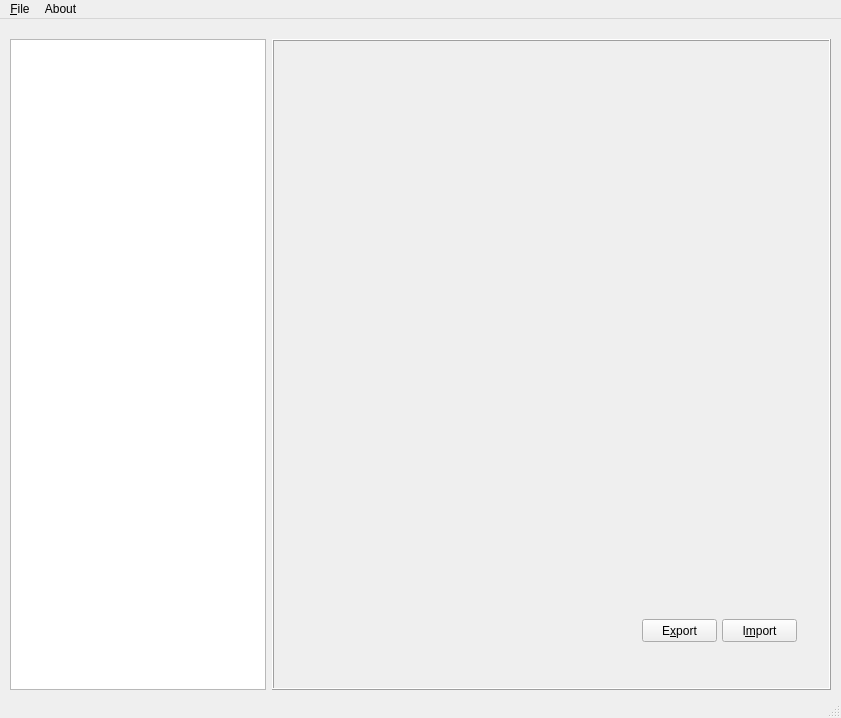
Before: the Qt Designer form lib/RB2_characterEditor_design.ui in adsl14/vram-explorer, drawn with Qt 5.
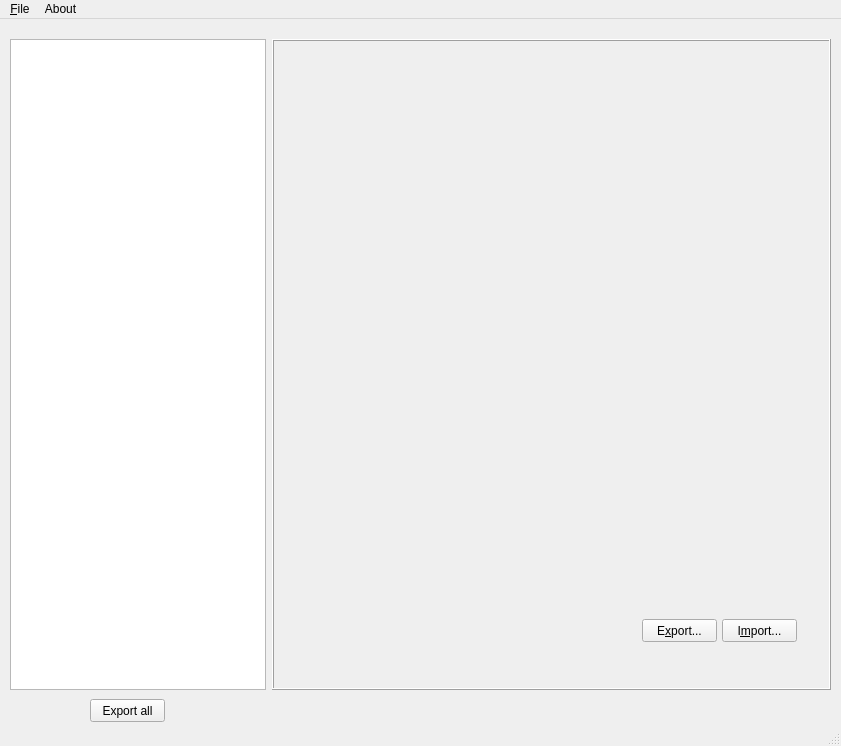
After: the same form once the commit is applied.

Commit message: fixed a bug when updating the spr file. Also, added a 'Export all' button

The edit to the form file:
```diff
--- a/lib/RB2_characterEditor_design.ui
+++ b/lib/RB2_characterEditor_design.ui
@@ -7,7 +7,7 @@
     <x>0</x>
     <y>0</y>
     <width>841</width>
-    <height>718</height>
+    <height>746</height>
    </rect>
   </property>
   <property name="sizePolicy">
@@ -83,7 +83,7 @@
          </rect>
         </property>
         <property name="text">
-         <string>E&amp;xport</string>
+         <string>E&amp;xport...</string>
         </property>
        </widget>
        <widget class="QPushButton" name="importButton">
@@ -96,7 +96,7 @@
          </rect>
         </property>
         <property name="text">
-         <string>I&amp;mport</string>
+         <string>I&amp;mport...</string>
         </property>
        </widget>
        <widget class="QLabel" name="sizeImageText">
@@ -151,6 +151,19 @@
      </item>
     </layout>
    </widget>
+   <widget class="QPushButton" name="exportAllButton">
+    <property name="geometry">
+     <rect>
+      <x>90</x>
+      <y>680</y>
+      <width>75</width>
+      <height>23</height>
+     </rect>
+    </property>
+    <property name="text">
+     <string>Export all</string>
+    </property>
+   </widget>
   </widget>
   <widget class="QMenuBar" name="menubar">
    <property name="geometry">
```
Left out of the diff: 2 changed lines with no effect on the pictures. The commit also changes 2 other files.
